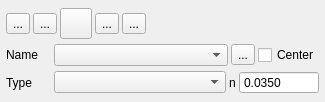
Qt form flo2d/ui/xs_editor.ui (FLO-2DSoftware/qgis-flo-2d-plugin) before a commit.
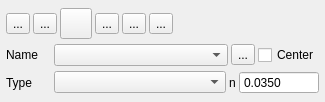
The same form after that commit. Icons and pictures are not drawn.

Commit message: Initial commit for finding confluences.

What changed in the file:
```diff
--- a/flo2d/ui/xs_editor.ui
+++ b/flo2d/ui/xs_editor.ui
@@ -149,6 +149,20 @@
           </property>
          </widget>
         </item>
+        <item>
+         <widget class="QToolButton" name="confluences_btn">
+          <property name="toolTip">
+           <string>Find Confluences</string>
+          </property>
+          <property name="text">
+           <string>...</string>
+          </property>
+          <property name="icon">
+           <iconset>
+            <normaloff>../img/schematize_confluence.svg</normaloff>../img/schematize_confluence.svg</iconset>
+          </property>
+         </widget>
+        </item>
         <item>
          <spacer name="horizontalSpacer">
           <property name="orientation">
```
The commit also changes 7 other files.
